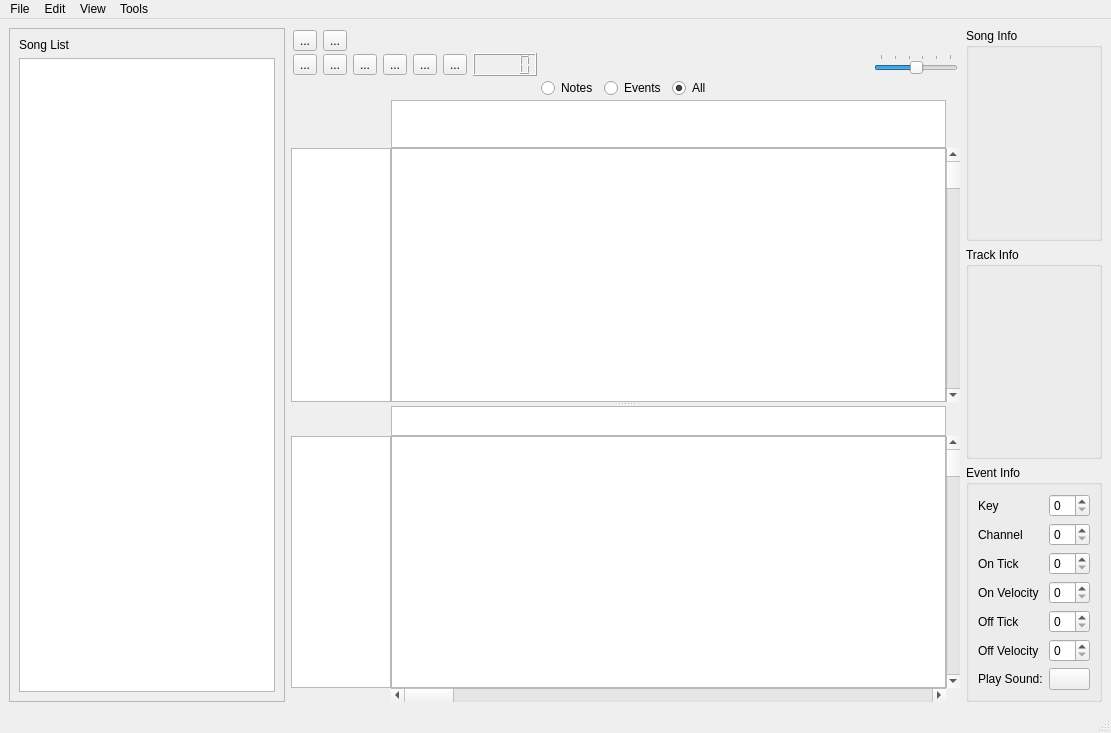
Above: src/ui/mainwindow.ui from garakmon/gtm before the change. Below: the same form after it.
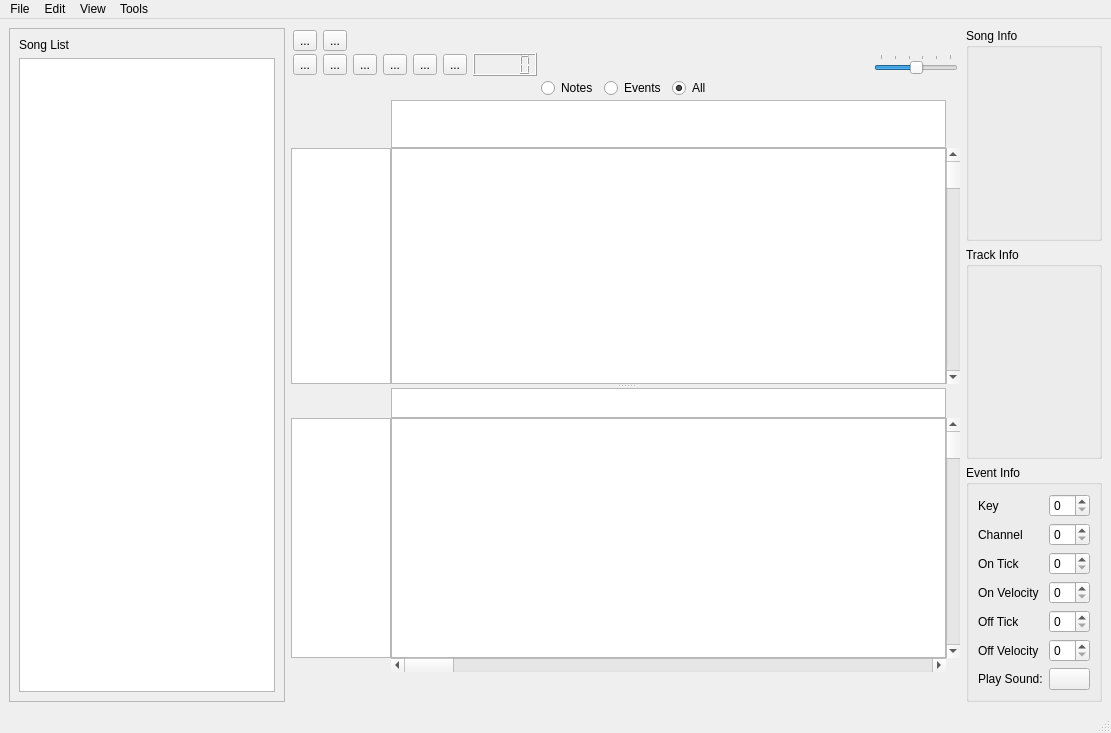
That is the form after the change. Icons and pictures are not drawn. Custom widgets are drawn as their Qt base class.

Patch:
```diff
--- a/src/ui/mainwindow.ui
+++ b/src/ui/mainwindow.ui
@@ -644,6 +644,22 @@
            </property>
           </widget>
          </item>
+         <item row="4" column="2">
+          <widget class="QWidget" name="widget_minimap">
+           <property name="minimumSize">
+            <size>
+             <width>0</width>
+             <height>30</height>
+            </size>
+           </property>
+           <property name="maximumSize">
+            <size>
+             <width>16777215</width>
+             <height>30</height>
+            </size>
+           </property>
+          </widget>
+         </item>
          <item row="2" column="3">
           <widget class="QScrollBar" name="vscroll_pianoRoll">
            <property name="orientation">
```
